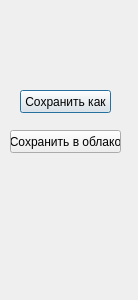
Before: the Qt Designer form save_dialog.ui in caffreyfizz/photoshopPyQT, drawn with Qt 5.
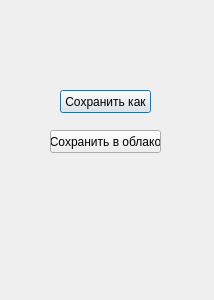
After: the same form once the commit is applied.

Diff of the .ui file:
```diff
--- a/save_dialog.ui
+++ b/save_dialog.ui
@@ -6,7 +6,7 @@
    <rect>
     <x>0</x>
     <y>0</y>
-    <width>138</width>
+    <width>214</width>
     <height>300</height>
    </rect>
   </property>
@@ -16,7 +16,7 @@
   <widget class="QPushButton" name="save_as_btn">
    <property name="geometry">
     <rect>
-     <x>20</x>
+     <x>60</x>
      <y>90</y>
      <width>91</width>
      <height>23</height>
@@ -29,7 +29,7 @@
   <widget class="QPushButton" name="save_cloud_btn">
    <property name="geometry">
     <rect>
-     <x>10</x>
+     <x>50</x>
      <y>130</y>
      <width>111</width>
      <height>23</height>
```
